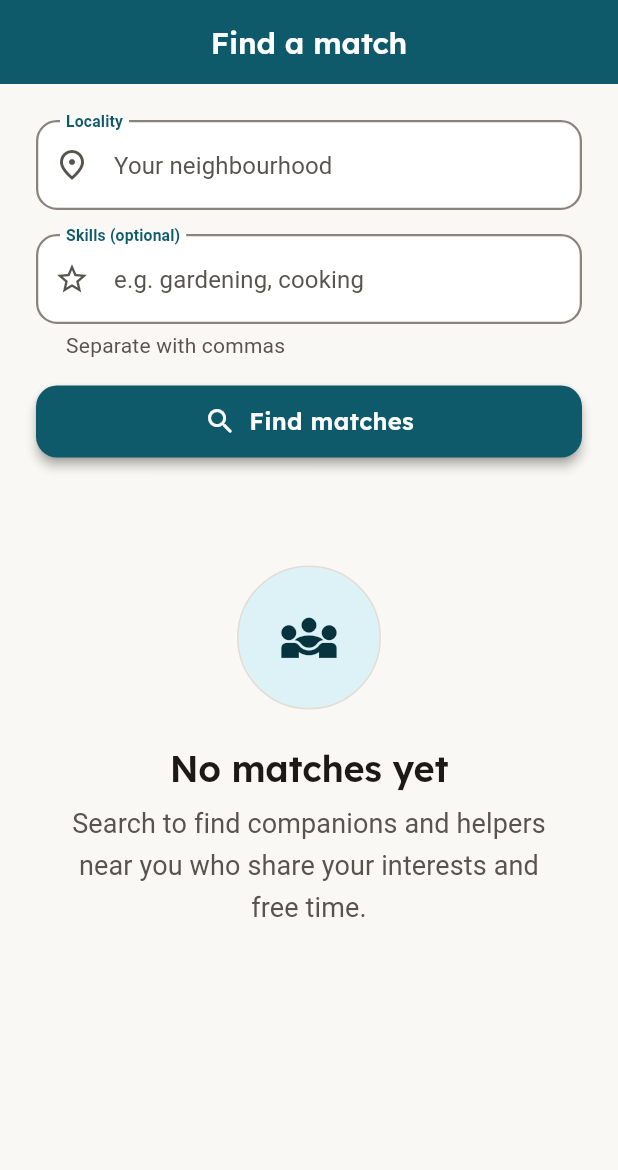
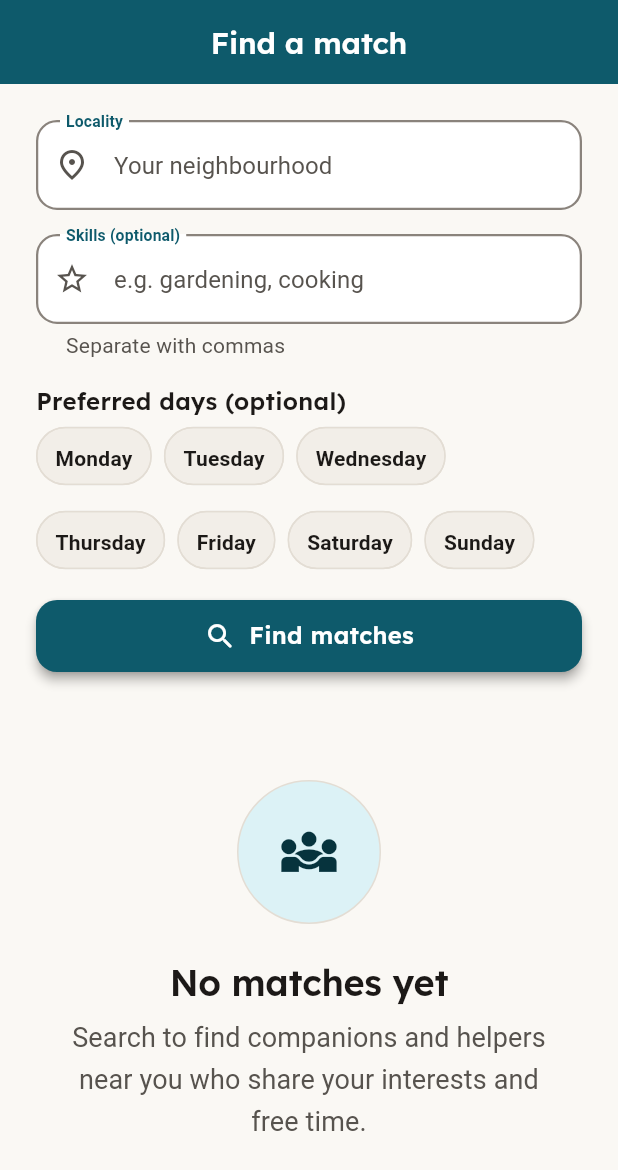
Before and after one commit to dilmithp/SE3080-Group18_Assignment01, a Flutter app: the MatchingScreen screen opened by its route, on a phone screen of 412 x 824 dp. Shown: the top 1170 px of the screen. Run offline on Flutter 3.47's test engine with Material 3 defaults, Android fonts, the phone set to English and light mode, and no system bars; our stand-ins replace cloud_firestore, dartz, firebase_auth, firebase_core, firebase_messaging, firebase_storage and 6 more; accounts and stored records are empty; generated files the repository leaves out were written again; Roboto replaces fonts that are missing (Atkinson Hyperlegible).

Commit message:
feat: add support for filtering matches by preferred availability days

```diff
--- a/lib/features/matching/presentation/screens/matching_screen.dart
+++ b/lib/features/matching/presentation/screens/matching_screen.dart
@@ -26,10 +26,21 @@ class MatchingScreen extends ConsumerStatefulWidget {
   ConsumerState<MatchingScreen> createState() => _MatchingScreenState();
 }
 
+const _weekdays = [
+  'Monday',
+  'Tuesday',
+  'Wednesday',
+  'Thursday',
+  'Friday',
+  'Saturday',
+  'Sunday',
+];
+
 class _MatchingScreenState extends ConsumerState<MatchingScreen> {
   final _formKey = GlobalKey<FormState>();
   final _localityController = TextEditingController();
   final _skillsController = TextEditingController();
+  final Set<String> _preferredDays = {};
 
   bool _isSearching = false;
   bool _hasSearched = false;
@@ -74,7 +85,7 @@ class _MatchingScreenState extends ConsumerState<MatchingScreen> {
           locality: _localityController.text.trim(),
           radiusKm: 5,
           requiredSkills: skills,
-          preferredTimes: const [],
+          preferredTimes: _preferredDays.toList(),
           origin: origin,
         ),
       );
@@ -133,6 +144,30 @@ class _MatchingScreenState extends ConsumerState<MatchingScreen> {
                           helperText: 'Separate with commas',
                           controller: _skillsController,
                           prefixIcon: Icons.star_outline,
+                        ),
+                        const SizedBox(height: AppSpacing.md),
+                        Text(
+                          'Preferred days (optional)',
+                          style: Theme.of(context).textTheme.labelLarge,
+                        ),
+                        const SizedBox(height: AppSpacing.xs),
+                        Wrap(
+                          spacing: AppSpacing.sm,
+                          runSpacing: AppSpacing.sm,
+                          children: [
+                            for (final day in _weekdays)
+                              FilterChip(
+                                label: Text(day),
+                                selected: _preferredDays.contains(day),
+                                onSelected: (selected) => setState(() {
+                                  if (selected) {
+                                    _preferredDays.add(day);
+                                  } else {
+                                    _preferredDays.remove(day);
+                                  }
+                                }),
+                              ),
+                          ],
                         ),
                         const SizedBox(height: AppSpacing.md),
                         AppButton(
```
Also changed, not shown: lib/features/matching/data/datasources/matching_remote_data_source.dart (+8 -0 lines), lib/features/matching/domain/usecases/find_matches_usecase.dart (+10 -0 lines), 1 other file.
